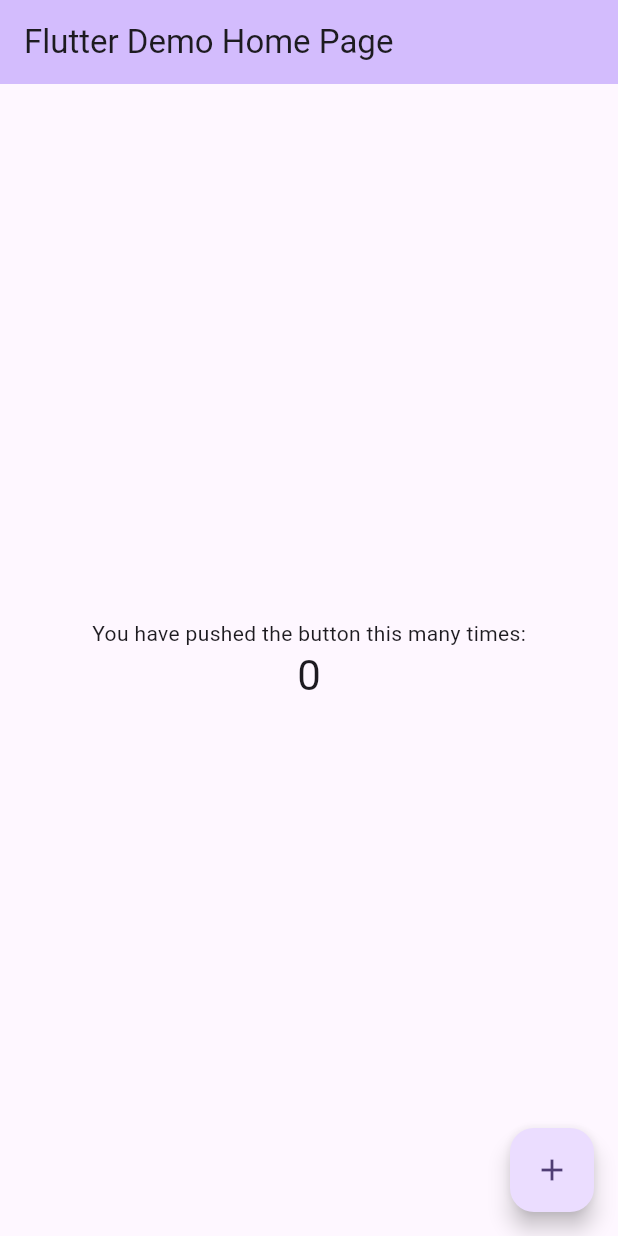
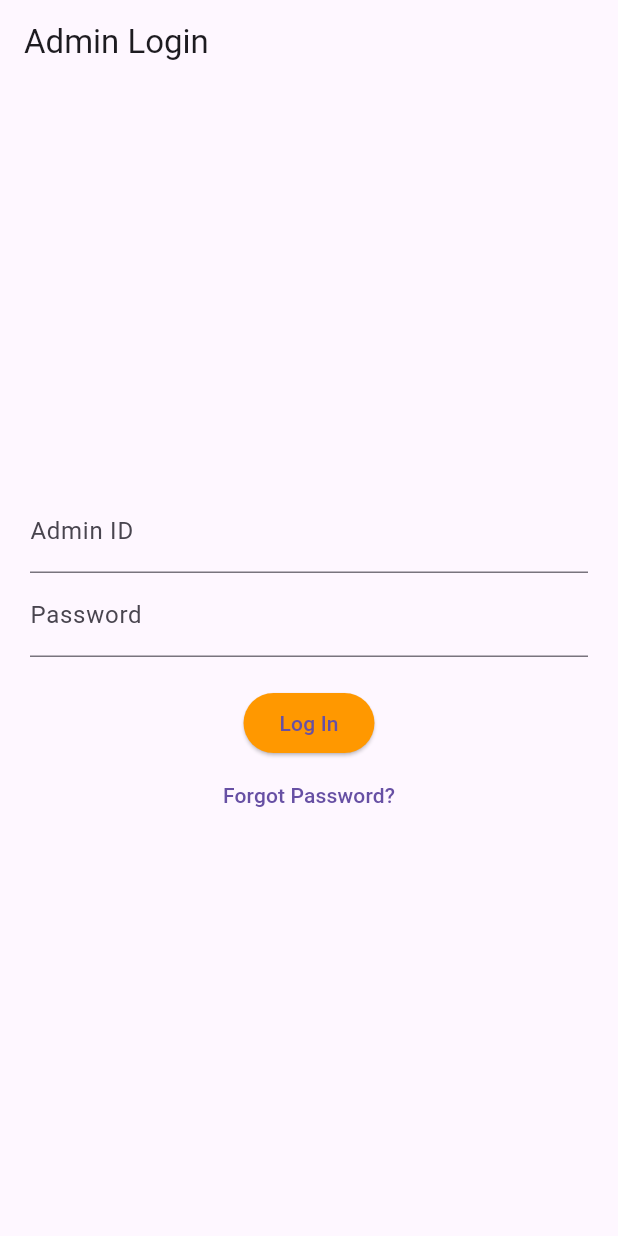
Before and after one commit to batisharazif/LaksaGo_Bubblebots, a Flutter app: the screen it shows after launch, on a phone screen of 412 x 824 dp. Run offline on Flutter 3.47's test engine with Material 3 defaults, Android fonts, the phone set to English and light mode, and no system bars.

Commit message:
admin update

```diff
--- a/lib/main.dart
+++ b/lib/main.dart
@@ -1,125 +1,21 @@
 import 'package:flutter/material.dart';
+import 'routes/app_routes.dart';
 
 void main() {
-  runApp(const MyApp());
-}//
+  runApp(AdminDashboardApp());
+}
 
-class MyApp extends StatelessWidget {
-  const MyApp({super.key});
-
-  // This widget is the root of your application.
+class AdminDashboardApp extends StatelessWidget {
   @override
   Widget build(BuildContext context) {
     return MaterialApp(
-      title: 'Flutter Demo',
+      debugShowCheckedModeBanner: false,
+      title: 'Admin Dashboard',
       theme: ThemeData(
-        // This is the theme of your application.
-        //
-        // TRY THIS: Try running your application with "flutter run". You'll see
-        // the application has a purple toolbar. Then, without quitting the app,
-        // try changing the seedColor in the colorScheme below to Colors.green
-        // and then invoke "hot reload" (save your changes or press the "hot
-        // reload" button in a Flutter-supported IDE, or press "r" if you used
-        // the command line to start the app).
-        //
-        // Notice that the counter didn't reset back to zero; the application
-        // state is not lost during the reload. To reset the state, use hot
-        // restart instead.
-        //
-        // This works for code too, not just values: Most code changes can be
-        // tested with just a hot reload.
-        colorScheme: ColorScheme.fromSeed(seedColor: Colors.deepPurple),
-        useMaterial3: true,
+        primarySwatch: Colors.orange,
       ),
-      home: const MyHomePage(title: 'Flutter Demo Home Page'),
+      initialRoute: '/', // Set initial screen
+      routes: AppRoutes.routes, // Import routes
     );
   }
 }
-
-class MyHomePage extends StatefulWidget {
-  const MyHomePage({super.key, required this.title});
-
-  // This widget is the home page of your application. It is stateful, meaning
-  // that it has a State object (defined below) that contains fields that affect
-  // how it looks.
-
-  // This class is the configuration for the state. It holds the values (in this
-  // case the title) provided by the parent (in this case the App widget) and
-  // used by the build method of the State. Fields in a Widget subclass are
-  // always marked "final".
-
-  final String title;
-
-  @override
-  State<MyHomePage> createState() => _MyHomePageState();
-}
-
-class _MyHomePageState extends State<MyHomePage> {
-  int _counter = 0;
-
-  void _incrementCounter() {
-    setState(() {
-      // This call to setState tells the Flutter framework that something has
-      // changed in this State, which causes it to rerun the build method below
-      // so that the display can reflect the updated values. If we changed
-      // _counter without calling setState(), then the build method would not be
-      // called again, and so nothing would appear to happen.
-      _counter++;
-    });
-  }
-
-  @override
-  Widget build(BuildContext context) {
-    // This method is rerun every time setState is called, for instance as done
-    // by the _incrementCounter method above.
-    //
-    // The Flutter framework has been optimized to make rerunning build methods
-    // fast, so that you can just rebuild anything that needs updating rather
-    // than having to individually change instances of widgets.
-    return Scaffold(
-      appBar: AppBar(
-        // TRY THIS: Try changing the color here to a specific color (to
-        // Colors.amber, perhaps?) and trigger a hot reload to see the AppBar
-        // change color while the other colors stay the same.
-        backgroundColor: Theme.of(context).colorScheme.inversePrimary,
-        // Here we take the value from the MyHomePage object that was created by
-        // the App.build method, and use it to set our appbar title.
-        title: Text(widget.title),
-      ),
-      body: Center(
-        // Center is a layout widget. It takes a single child and positions it
-        // in the middle of the parent.
-        child: Column(
-          // Column is also a layout widget. It takes a list of children and
-          // arranges them vertically. By default, it sizes itself to fit its
-          // children horizontally, and tries to be as tall as its parent.
-          //
-          // Column has various properties to control how it sizes itself and
-          // how it positions its children. Here we use mainAxisAlignment to
-          // center the children vertically; the main axis here is the vertical
-          // axis because Columns are vertical (the cross axis would be
-          // horizontal).
-          //
-          // TRY THIS: Invoke "debug painting" (choose the "Toggle Debug Paint"
-          // action in the IDE, or press "p" in the console), to see the
-          // wireframe for each widget.
-          mainAxisAlignment: MainAxisAlignment.center,
-          children: <Widget>[
-            const Text(
-              'You have pushed the button this many times:',
-            ),
-            Text(
-              '$_counter',
-              style: Theme.of(context).textTheme.headlineMedium,
-            ),
-          ],
-        ),
-      ),
-      floatingActionButton: FloatingActionButton(
-        onPressed: _incrementCounter,
-        tooltip: 'Increment',
-        child: const Icon(Icons.add),
-      ), // This trailing comma makes auto-formatting nicer for build methods.
-    );
-  }
-}
--- /dev/null
+++ b/lib/routes/app_routes.dart
@@ -0,0 +1,12 @@
+import 'package:flutter/material.dart';
+import '../screens/admin_login_screen.dart';
+import '../screens/admin_password_reset_screen.dart';
+import '../screens/admin_home_screen.dart';
+
+class AppRoutes {
+  static final Map<String, WidgetBuilder> routes = {
+    '/': (context) => LoginScreen(),
+    '/password_reset': (context) => AdminPasswordResetScreen(),
+    '/admin_home': (context) => AdminHomeScreen(),
+  };
+}
--- /dev/null
+++ b/lib/screens/admin_home_screen.dart
@@ -0,0 +1,13 @@
+import 'package:flutter/material.dart';
+
+class AdminHomeScreen extends StatelessWidget {
+  @override
+  Widget build(BuildContext context) {
+    return Scaffold(
+      appBar: AppBar(title: Text('Admin Home')),
+      body: Center(
+        child: Text("Admin Home Screen"),
+      ),
+    );
+  }
+}
--- /dev/null
+++ b/lib/screens/admin_login_screen.dart
@@ -0,0 +1,43 @@
+import 'package:flutter/material.dart';
+
+class LoginScreen extends StatelessWidget {
+  @override
+  Widget build(BuildContext context) {
+    return Scaffold(
+      appBar: AppBar(
+        title: Text('Admin Login'),
+      ),
+      body: Padding(
+        padding: const EdgeInsets.all(20.0),
+        child: Column(
+          mainAxisAlignment: MainAxisAlignment.center,
+          children: [
+            TextField(
+              decoration: InputDecoration(labelText: 'Admin ID'),
+            ),
+            TextField(
+              decoration: InputDecoration(labelText: 'Password'),
+              obscureText: true,
+            ),
+            SizedBox(height: 20),
+            ElevatedButton(
+              onPressed: () {
+                Navigator.pushNamed(context, '/admin_home'); // Placeholder
+              },
+              style: ElevatedButton.styleFrom(
+                backgroundColor: Colors.orange,
+              ),
+              child: Text("Log In"),
+            ),
+            TextButton(
+              onPressed: () {
+                Navigator.pushNamed(context, '/password_reset'); // Placeholder
+              },
+              child: Text("Forgot Password?"),
+            )
+          ],
+        ),
+      ),
+    );
+  }
+}
--- /dev/null
+++ b/lib/screens/admin_password_reset_screen.dart
@@ -0,0 +1,13 @@
+import 'package:flutter/material.dart';
+
+class AdminPasswordResetScreen extends StatelessWidget {
+  @override
+  Widget build(BuildContext context) {
+    return Scaffold(
+      appBar: AppBar(title: Text('Reset Password')),
+      body: Center(
+        child: Text("Password Reset Screen"),
+      ),
+    );
+  }
+}
```
Also changed, not shown: 1 other file.
